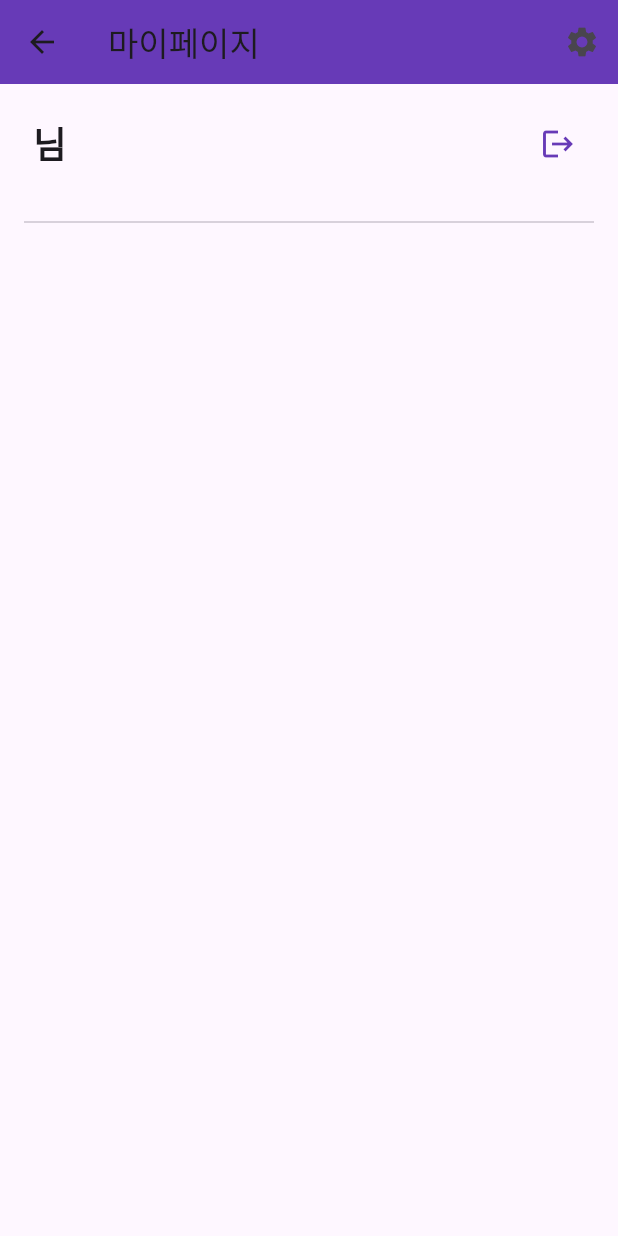
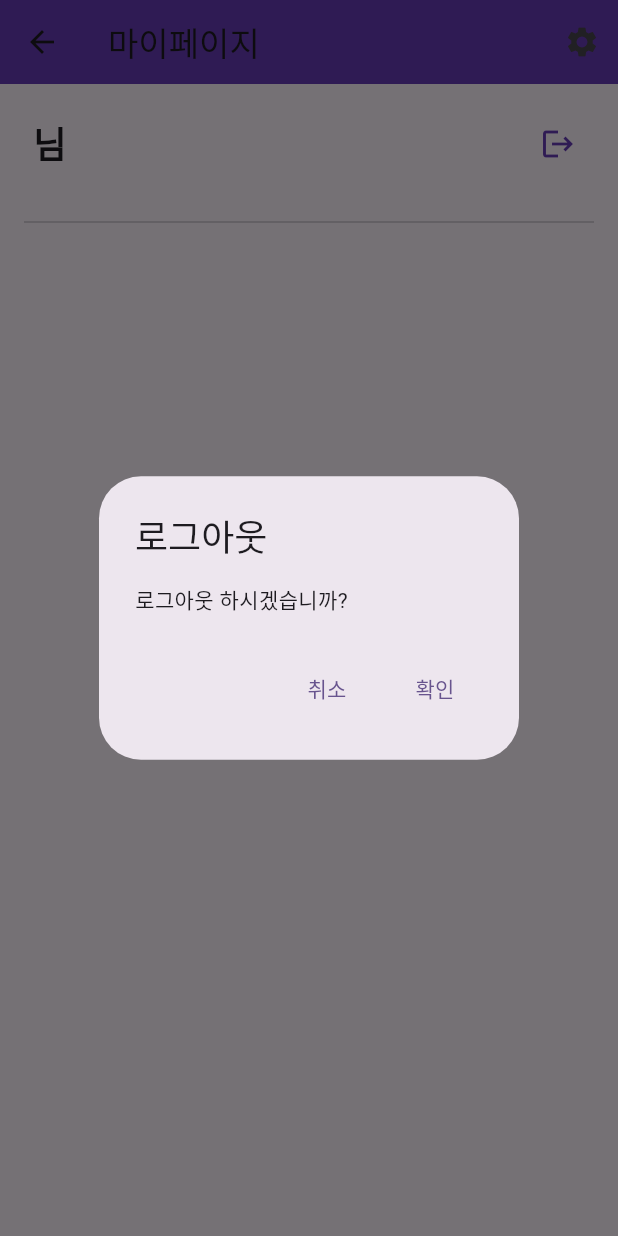
Before and after one commit to ha9eun/madcamp2_fridge_front, a Flutter app: the MyPage screen opened directly, after a tap on the "logout" icon, on a phone screen of 412 x 824 dp. Run offline on Flutter 3.47's test engine with Material 3 defaults, Android fonts, the phone set to English and light mode, and no system bars; our stand-ins replace shared_preferences; missing offline and left inert: kakao_flutter_sdk_user; accounts and stored records are empty.

Commit message:
로그아웃 기능 추가

```diff
--- a/lib/view/login_page.dart
+++ b/lib/view/login_page.dart
@@ -34,7 +34,7 @@ class LoginPage extends StatelessWidget {
                 width: 250,
                 height: 38,
                 child: Image.asset(
-                  'assets/images/kakao_login_button.png',
+                  'assets/images/kakao_login_medium_wide.png',
                   fit: BoxFit.contain,
                 ),
               ),
--- a/lib/view/my_page.dart
+++ b/lib/view/my_page.dart
@@ -1,11 +1,39 @@
 import 'package:flutter/material.dart';
 import 'package:provider/provider.dart';
-import '../view_model/user_view_model.dart';
+import 'package:fridge/view_model/user_view_model.dart';
 
 class MyPage extends StatelessWidget {
   @override
   Widget build(BuildContext context) {
     final userViewModel = Provider.of<UserViewModel>(context);
+
+    void _confirmLogout() {
+      showDialog(
+        context: context,
+        builder: (BuildContext context) {
+          return AlertDialog(
+            title: Text('로그아웃'),
+            content: Text('로그아웃 하시겠습니까?'),
+            actions: <Widget>[
+              TextButton(
+                onPressed: () {
+                  Navigator.of(context).pop(); // 다이얼로그 닫기
+                },
+                child: Text('취소'),
+              ),
+              TextButton(
+                onPressed: () {
+                  userViewModel.logout(context);
+                  Navigator.of(context).pop(); // 다이얼로그 닫기
+                },
+                child: Text('확인'),
+              ),
+            ],
+          );
+        },
+      );
+    }
+
     return Scaffold(
       appBar: AppBar(
         title: Text('마이페이지'),
@@ -36,9 +64,7 @@ class MyPage extends StatelessWidget {
                 ),
                 IconButton(
                   icon: Icon(Icons.logout, color: Colors.deepPurple),
-                  onPressed: () {
-                    // 로그아웃 기능 구현
-                  },
+                  onPressed: _confirmLogout,
                 ),
               ],
             ),
```
Also changed, not shown: lib/view_model/user_view_model.dart (+19 -0 lines).
